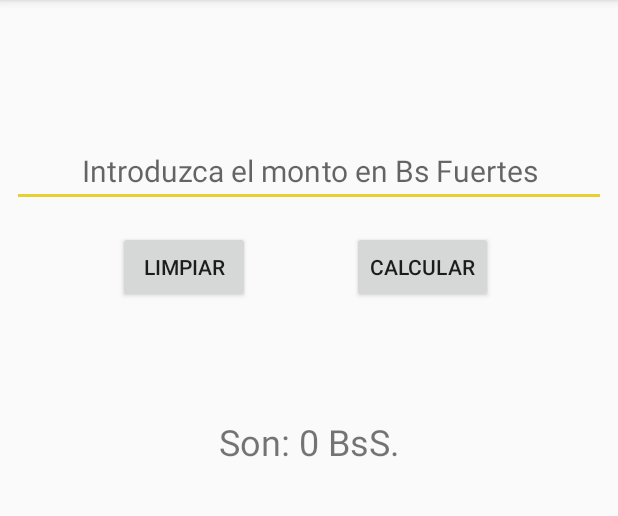
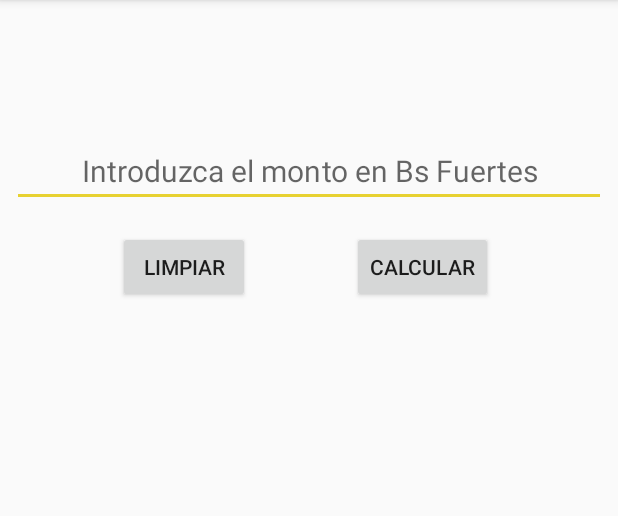
Before and after one commit to cddm-gh/ConvertidorBsSoberanos, an Android app: the screen it shows after launch (MainActivity), after a tap on "CALCULAR", on a phone screen of 412 x 824 dp, the part 84-600 px from its top. Run offline under Robolectric (Android 15) with nearby library versions, the phone set to English and light mode, and no system bars.

```diff
--- a/app/build.gradle
+++ b/app/build.gradle
@@ -6,8 +6,8 @@ android {
         applicationId "com.calculadorabss.gorydev.calculadorabolivaressoberanos"
         minSdkVersion 19
         targetSdkVersion 28
-        versionCode 2
-        versionName "1.1"
+        versionCode 3
+        versionName "1.1.1"
         testInstrumentationRunner "android.support.test.runner.AndroidJUnitRunner"
     }
     buildTypes {
--- a/app/src/main/java/com/calculadorabss/gorydev/calculadorabolivaressoberanos/MainActivity.java
+++ b/app/src/main/java/com/calculadorabss/gorydev/calculadorabolivaressoberanos/MainActivity.java
@@ -2,6 +2,7 @@ package com.calculadorabss.gorydev.calculadorabolivaressoberanos;
 
 import android.os.Bundle;
 import android.support.v7.app.AppCompatActivity;
+import android.util.Log;
 import android.view.View;
 import android.widget.Button;
 import android.widget.EditText;
@@ -50,13 +51,19 @@ public class MainActivity extends AppCompatActivity {
         txtResultado.setText("");
     }
 
-    public void convertirMonto(){
-        double monto = Double.parseDouble(editCantidad.getText().toString().replace(",",""));
-        double resultado = monto /= CONVERSION;
-        String salida = "";
-        //txtResultado.setText(String.valueOf(resultado));
-        salida = "Son: " + REAL_FORMATTER.format((resultado)) + " BsS.";
-        txtResultado.setText(salida);
+    public void convertirMonto() {
+        if (!editCantidad.getText().equals("")) {
+            try {
+                double monto = Double.parseDouble(editCantidad.getText().toString().replace(",", ""));
+                double resultado = monto /= CONVERSION;
+                String salida = "";
+                //txtResultado.setText(String.valueOf(resultado));
+                salida = "Son: " + REAL_FORMATTER.format((resultado)) + " Bs.S";
+                txtResultado.setText(salida);
+            } catch (NumberFormatException e) {
+                //Log.e("Error-->", "convertirMonto: " + e.getMessage());
+                Toast.makeText(this, "Por favor indique una cantidad para calcular", Toast.LENGTH_SHORT).show();
+            }
+        }
     }
-
 }
```
